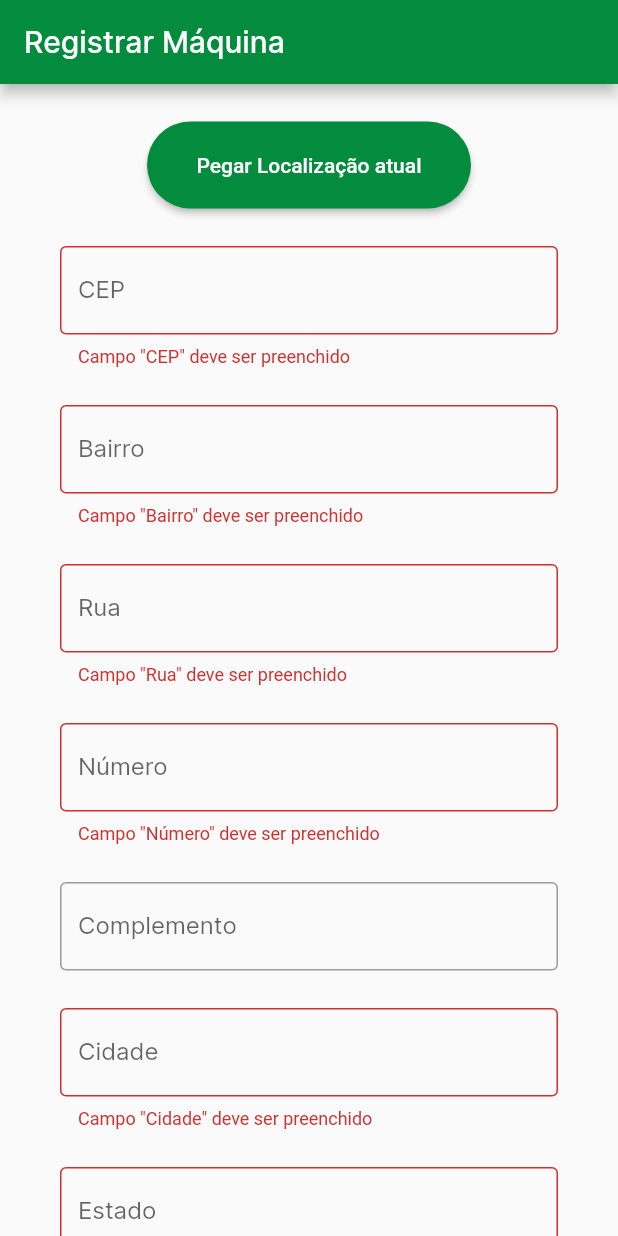
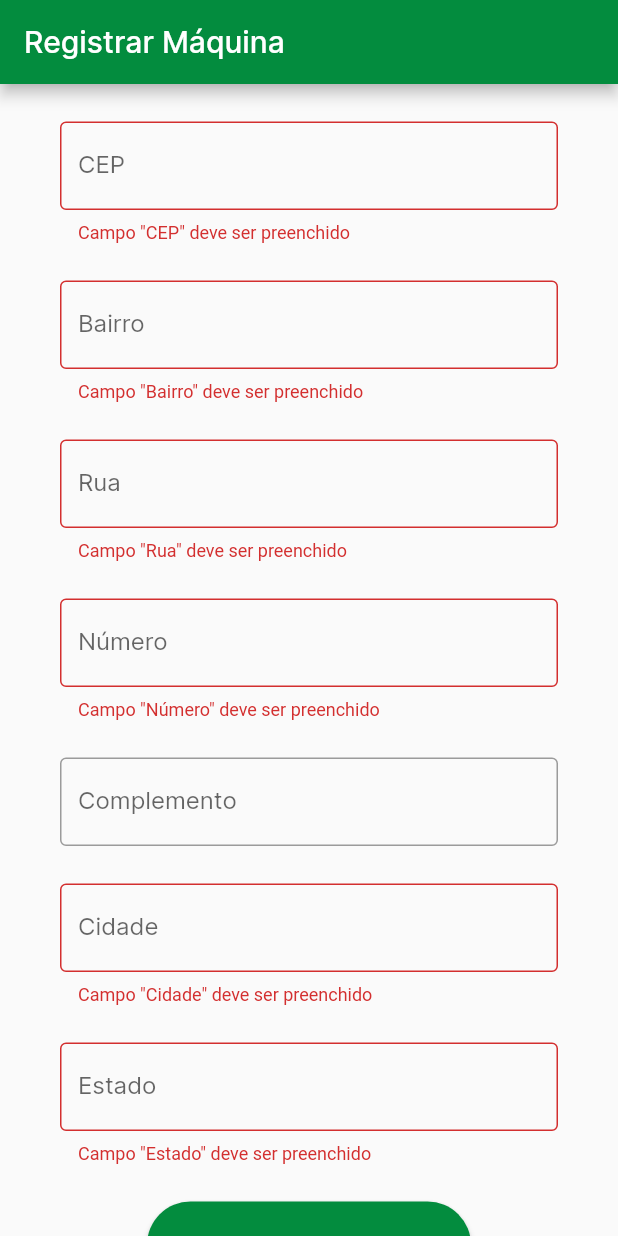
Before and after one commit to Estacao-pilhas-pi2/battery-mobile, a Flutter app: the LocationForm widget shown alone on an empty page, opened directly with empty values, after a tap on "Próximo", on a phone screen of 412 x 824 dp. Run offline on Flutter 3.47's test engine with Material 2 defaults, Android fonts, the phone set to English and light mode, and no system bars; our stand-ins replace flutter_map, flutter_secure_storage, geolocator, latlong2, mask_text_input_formatter; missing offline and left inert: app_settings, cpf_cnpj_validator, flutter_map_location_marker, mobile_scanner; accounts and stored records are empty.

Commit message:
Adicionando paginas de edicao

```diff
--- a/lib/models/endereco.dart
+++ b/lib/models/endereco.dart
@@ -1,11 +1,12 @@
 class Endereco {
   String? cep;
+  String? rua;
+  String? bairro;
+  String? cidade;
   String? estado;
-  String? cidade;
-  String? bairro;
-  String? rua;
   int? numero;
   String? complemento;
+  String? descricao;
   double? latitude;
   double? longitude;
 
@@ -17,6 +18,7 @@ class Endereco {
       this.rua,
       this.numero,
       this.complemento,
+      this.descricao,
       this.latitude,
       this.longitude});
 
--- a/lib/pages/machine_form/location_form.dart
+++ b/lib/pages/machine_form/location_form.dart
@@ -1,18 +1,18 @@
-import 'dart:developer';
-
 import 'package:estacao_pilhas/components/base_form.dart';
 import 'package:estacao_pilhas/components/rounded_button.dart';
 import 'package:estacao_pilhas/components/text_field.dart';
 import 'package:estacao_pilhas/models/maquina.dart';
 import 'package:estacao_pilhas/pages/machine_form/values_form.dart';
+import 'package:estacao_pilhas/utils/geolocator.dart';
 import 'package:estacao_pilhas/utils/input_masks.dart';
 import 'package:flutter/material.dart';
+import 'package:geolocator/geolocator.dart';
 
 class LocationForm extends StatefulWidget {
   final int machineId;
-  final Maquina? machine;
+  final Maquina? maquina;
 
-  const LocationForm({Key? key, required this.machineId, this.machine})
+  const LocationForm({Key? key, required this.machineId, this.maquina})
       : super(key: key);
 
   @override
@@ -27,6 +27,7 @@ class _LocationFormState extends State<LocationForm> {
   String? _cidade;
   String? _estado;
   String? _rua;
+  Position? _localizacao;
   final GlobalKey<FormState> _formKey = GlobalKey<FormState>();
 
   @override
@@ -36,14 +37,14 @@ class _LocationFormState extends State<LocationForm> {
   }
 
   void initialData() async {
-    if (widget.machine != null) {
-      _cep = widget.machine?.endereco?.cep;
-      _bairro = widget.machine?.endereco?.bairro;
-      _cidade = widget.machine?.endereco?.cidade;
-      _estado = widget.machine?.endereco?.estado;
-      _numero = widget.machine?.endereco?.numero;
-      _complemento = widget.machine?.endereco?.complemento;
-      _rua = widget.machine?.endereco?.rua;
+    if (widget.maquina != null) {
+      _cep = widget.maquina?.endereco?.cep;
+      _bairro = widget.maquina?.endereco?.bairro;
+      _cidade = widget.maquina?.endereco?.cidade;
+      _estado = widget.maquina?.endereco?.estado;
+      _numero = widget.maquina?.endereco?.numero;
+      _complemento = widget.maquina?.endereco?.complemento;
+      _rua = widget.maquina?.endereco?.rua;
     }
   }
 
@@ -58,14 +59,9 @@ class _LocationFormState extends State<LocationForm> {
             padding: const EdgeInsets.symmetric(horizontal: 40),
             child: Column(
               children: [
-                const SizedBox(height: 25),
-                RoundedButton(
-                  onPressed: () => log("localização"),
-                  text: "Pegar Localização atual",
-                ),
-                const SizedBox(height: 25),
+                showMapPositionButton(),
                 CustomTextField(
-                  initialValue: widget.machine?.endereco?.cep ?? "",
+                  initialValue: widget.maquina?.endereco?.cep ?? "",
                   label: "CEP",
                   notEmpty: true,
                   keyboardType: TextInputType.number,
@@ -76,7 +72,7 @@ class _LocationFormState extends State<LocationForm> {
                 ),
                 const SizedBox(height: 25),
                 CustomTextField(
-                  initialValue: widget.machine?.endereco?.bairro ?? "",
+                  initialValue: widget.maquina?.endereco?.bairro ?? "",
                   label: "Bairro",
                   notEmpty: true,
                   onSave: (String? value) {
@@ -85,7 +81,7 @@ class _LocationFormState extends State<LocationForm> {
                 ),
                 const SizedBox(height: 25),
                 CustomTextField(
-                  initialValue: widget.machine?.endereco?.rua ?? "",
+                  initialValue: widget.maquina?.endereco?.rua ?? "",
                   label: "Rua",
                   notEmpty: true,
                   onSave: (String? value) {
@@ -95,7 +91,7 @@ class _LocationFormState extends State<LocationForm> {
                 const SizedBox(height: 25),
                 CustomTextField(
                   initialValue:
-                      widget.machine?.endereco?.numero.toString() ?? "",
+                      widget.maquina?.endereco?.numero.toString() ?? "",
                   label: "Número",
                   notEmpty: true,
                   keyboardType: TextInputType.number,
@@ -105,7 +101,7 @@ class _LocationFormState extends State<LocationForm> {
                 ),
                 const SizedBox(height: 25),
                 CustomTextField(
-                  initialValue: widget.machine?.endereco?.complemento ?? "",
+                  initialValue: widget.maquina?.endereco?.complemento ?? "",
                   label: "Complemento",
                   onSave: (String? value) {
                     _complemento = value;
@@ -113,7 +109,7 @@ class _LocationFormState extends State<LocationForm> {
                 ),
                 const SizedBox(height: 25),
                 CustomTextField(
-                  initialValue: widget.machine?.endereco?.cidade ?? "",
+                  initialValue: widget.maquina?.endereco?.cidade ?? "",
                   label: "Cidade",
                   notEmpty: true,
                   onSave: (String? value) {
@@ -122,7 +118,7 @@ class _LocationFormState extends State<LocationForm> {
                 ),
                 const SizedBox(height: 25),
                 CustomTextField(
-                  initialValue: widget.machine?.endereco?.estado ?? "",
+                  initialValue: widget.maquina?.endereco?.estado ?? "",
                   label: "Estado",
                   notEmpty: true,
                   onSave: (String? value) {
@@ -132,7 +128,7 @@ class _LocationFormState extends State<LocationForm> {
                 const SizedBox(height: 25),
                 RoundedButton(
                   onPressed: submit,
-                  text: widget.machine != null ? "Salvar" : "Próximo",
+                  text: widget.maquina != null ? "Salvar" : "Próximo",
                 ),
                 const SizedBox(height: 10),
               ],
@@ -143,31 +139,52 @@ class _LocationFormState extends State<LocationForm> {
     );
   }
 
+  showMapPositionButton() {
+    if (widget.maquina?.endereco != null) {
+      return Padding(
+        padding: EdgeInsets.symmetric(vertical: 25),
+        child: RoundedButton(
+          text: "Alterar posição no mapa",
+          onPressed: () async {
+            _localizacao = await getUserPosition();
+          },
+        ),
+      );
+    }
+
+    return const SizedBox(
+      height: 25,
+    );
+  }
+
   void submit() async {
     if (!_formKey.currentState!.validate()) {
       return null;
     }
     _formKey.currentState!.save();
 
-    if (widget.machine != null) {
-      Navigator.of(context).pop();
-      return;
-    }
+    if (widget.maquina == null) {
+      _localizacao = await getUserPosition();
 
       Navigator.of(context).push(
         MaterialPageRoute(
           builder: (BuildContext qrCodeContext) {
             return ValuesForm(
                 machineId: widget.machineId,
+                bairro: _bairro,
                 cep: _cep,
+                cidade: _cidade,
+                complemento: _complemento,
+                estado: _estado,
                 rua: _rua,
-              bairro: _bairro,
                 numero: _numero,
-              complemento: _complemento,
-              cidade: _cidade,
-              estado: _estado);
+                localizacao: _localizacao);
           },
         ),
       );
+    } else {
+      debugPrint("TO-DO: Integrar com endpoint de patch");
+      Navigator.of(context).pop();
     }
   }
+}
--- a/lib/pages/manage_machine/manage_machine_page.dart
+++ b/lib/pages/manage_machine/manage_machine_page.dart
@@ -61,7 +61,7 @@ class _ManageMachineState extends State<ManageMachine> {
                   onPressed: () => Navigator.of(context).push(MaterialPageRoute(
                       builder: (context) => LocationForm(
                             machineId: machine.id!,
-                            machine: machine,
+                            maquina: machine,
                           ))),
                   fixedSize: const Size(165, 40),
                   padding: const EdgeInsets.symmetric(horizontal: 120),
```
Also changed, not shown: lib/pages/machine_form/values_form.dart (+10 -6 lines), lib/pages/machine_management/machine_management.dart (+36 -14 lines), lib/pages/recycler_page/recycler_page.dart (+1 -46 lines), lib/utils/geolocator.dart (added, +34 -0 lines). Lines whose indentation alone changed are shown as unchanged.
